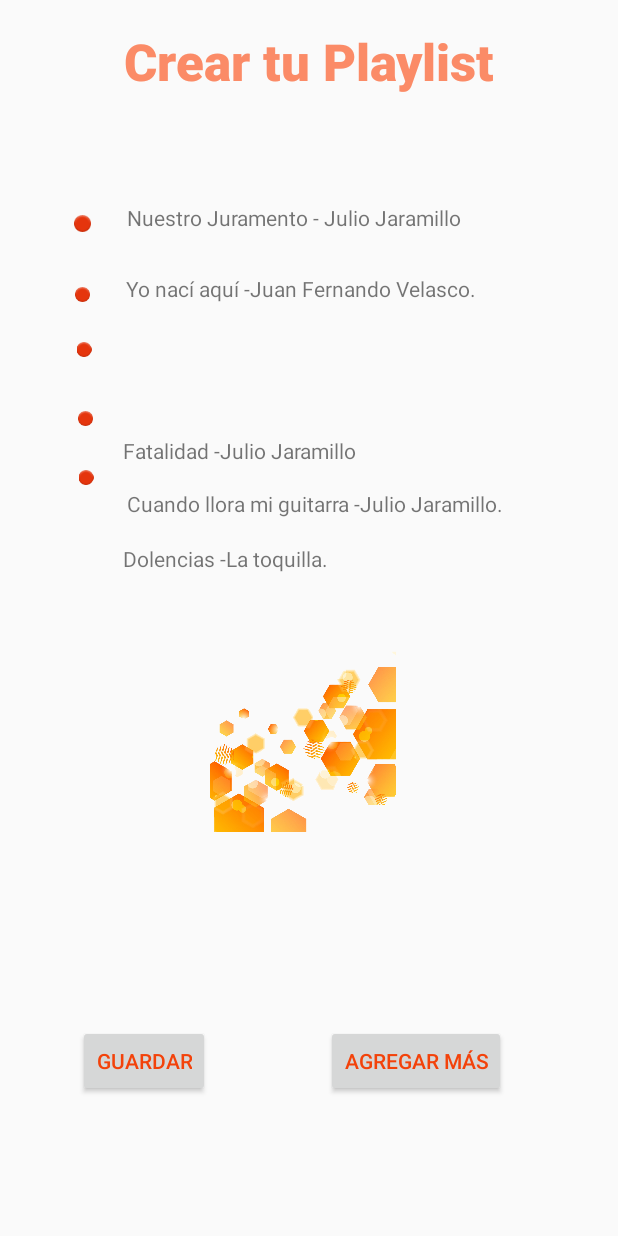
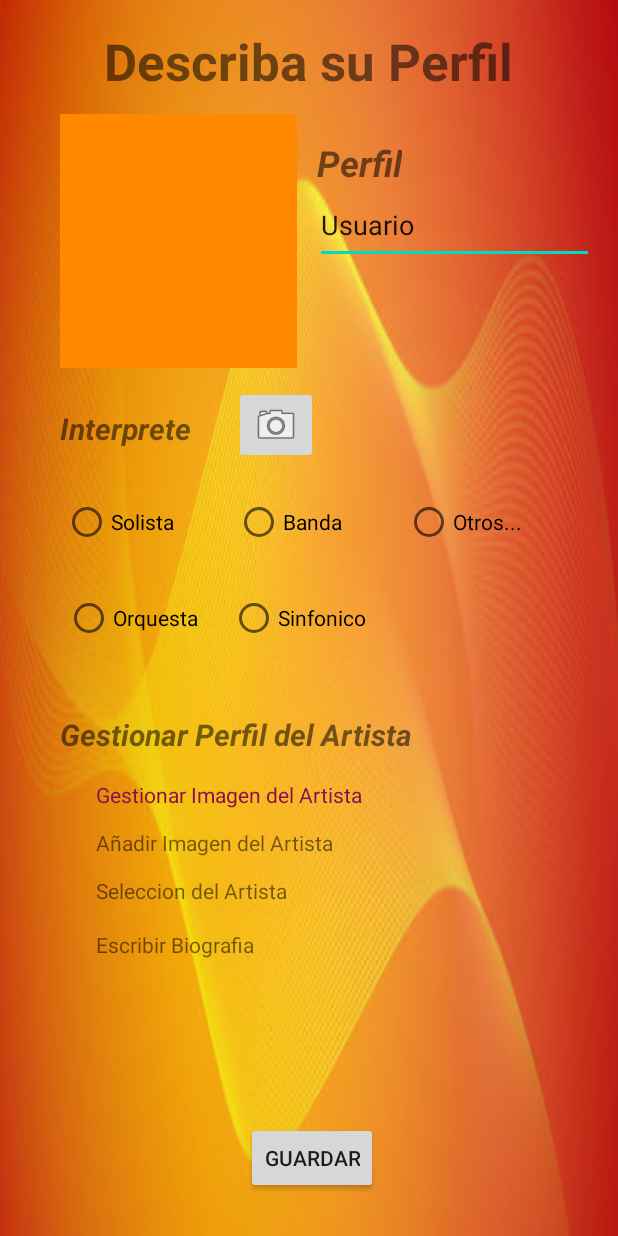
Before and after one commit to williamtocto/alaja_music, an Android app: the Agregar_Album screen opened directly, with no data from a screen before it, after a tap on "FINALIZAR", on a phone screen of 412 x 824 dp. Run offline under Robolectric (Android 15) with nearby library versions, the phone set to English and light mode, and no system bars.

Commit message:
diseño de ventana descripcion

```diff
--- a/app/src/main/AndroidManifest.xml
+++ b/app/src/main/AndroidManifest.xml
@@ -1,7 +1,7 @@
 <?xml version="1.0" encoding="utf-8"?>
 <manifest xmlns:android="http://schemas.android.com/apk/res/android"
     package="com.example.alaja_music">
-
+    <uses-feature android:name="android.hardware.camera" android:required="true"/>
     <application
         android:allowBackup="true"
         android:icon="@mipmap/ic_launcher"
@@ -9,6 +9,9 @@
         android:roundIcon="@mipmap/ic_launcher_round"
         android:supportsRtl="true"
         android:theme="@style/Theme.Alaja_music">
+        <activity
+            android:name=".Descripcion_Artista"
+            android:exported="false" />
         <activity
             android:name=".Play_List"
             android:exported="false" />
--- a/app/src/main/java/com/example/alaja_music/Agregar_Album.java
+++ b/app/src/main/java/com/example/alaja_music/Agregar_Album.java
@@ -22,7 +22,8 @@ public class Agregar_Album extends AppCompatActivity {
 
 
     public void playListV(View playList){
-        Intent window_playList= new Intent(this, Play_List.class);
+        Intent window_playList= new Intent(this, Descripcion_Artista.class);
         startActivity(window_playList);
+
     }
 }
--- /dev/null
+++ b/app/src/main/java/com/example/alaja_music/Descripcion_Artista.java
@@ -0,0 +1,43 @@
+package com.example.alaja_music;
+
+import android.content.Intent;
+import android.graphics.Bitmap;
+import android.provider.MediaStore;
+import android.support.annotation.Nullable;
+import android.support.v7.app.AppCompatActivity;
+import android.os.Bundle;
+import android.view.View;
+import android.widget.ImageButton;
+import android.widget.ImageView;
+
+public class Descripcion_Artista extends AppCompatActivity {
+
+    @Override
+    protected void onCreate(Bundle savedInstanceState) {
+        super.onCreate(savedInstanceState);
+        setContentView(R.layout.activity_descripcion_artista);
+
+        ImageButton buttonCamara=findViewById(R.id.buttonCamara);
+        buttonCamara.setOnClickListener(new View.OnClickListener() {
+            @Override
+            public void onClick(View v) {
+                Intent intentCamara= new Intent(MediaStore.ACTION_IMAGE_CAPTURE);
+                if(intentCamara.resolveActivity(getPackageManager())!=null){
+                    startActivityForResult(intentCamara,1);
+                }
+            }
+        });
+    }
+
+    @Override
+    protected void onActivityResult(int requestCode, int resultCode, @Nullable Intent data) {
+        super.onActivityResult(requestCode, resultCode, data);
+        if(requestCode==1 && resultCode==RESULT_OK){
+            Bundle bundle =data.getExtras();
+            Bitmap imagen= (Bitmap) bundle.get("data");
+
+            ImageView imageView=findViewById(R.id.imageViewCaptura);
+            imageView.setImageBitmap(imagen);
+        }
+    }
+}
--- a/app/src/main/res/layout/activity_agregar_album.xml
+++ b/app/src/main/res/layout/activity_agregar_album.xml
@@ -4,7 +4,7 @@
     xmlns:tools="http://schemas.android.com/tools"
     android:layout_width="match_parent"
     android:layout_height="match_parent"
-    android:background="@drawable/fondo_album"
+    android:background="@drawable/backgroud_orange"
     tools:context=".Agregar_Album">
 
     <ImageView
--- /dev/null
+++ b/app/src/main/res/layout/activity_descripcion_artista.xml
@@ -0,0 +1,200 @@
+<?xml version="1.0" encoding="utf-8"?>
+<android.support.constraint.ConstraintLayout xmlns:android="http://schemas.android.com/apk/res/android"
+    xmlns:app="http://schemas.android.com/apk/res-auto"
+    xmlns:tools="http://schemas.android.com/tools"
+    android:layout_width="match_parent"
+    android:layout_height="match_parent"
+    android:background="@drawable/backgroud_orange"
+    tools:context=".Descripcion_Artista">
+
+    <TextView
+        android:id="@+id/lbl_descripcion"
+        android:layout_width="wrap_content"
+        android:layout_height="wrap_content"
+        android:text="Describa su Perfil"
+        android:textSize="34sp"
+        android:textStyle="bold"
+        app:layout_constraintBottom_toBottomOf="parent"
+        app:layout_constraintEnd_toEndOf="parent"
+        app:layout_constraintHorizontal_bias="0.496"
+        app:layout_constraintStart_toStartOf="parent"
+        app:layout_constraintTop_toTopOf="parent"
+        app:layout_constraintVertical_bias="0.023" />
+
+    <TextView
+        android:id="@+id/lbl_perfil"
+        android:layout_width="wrap_content"
+        android:layout_height="wrap_content"
+        android:layout_marginTop="92dp"
+        android:layout_marginEnd="144dp"
+        android:text="Perfil"
+        android:textSize="24sp"
+        android:textStyle="bold|italic"
+        app:layout_constraintEnd_toEndOf="parent"
+        app:layout_constraintTop_toTopOf="parent" />
+
+    <EditText
+        android:id="@+id/txt_perfil_usuario"
+        android:layout_width="186dp"
+        android:layout_height="52dp"
+        android:layout_marginTop="124dp"
+        android:layout_marginEnd="16dp"
+        android:ems="10"
+        android:inputType="textPersonName"
+        android:text="Usuario"
+        app:layout_constraintEnd_toEndOf="parent"
+        app:layout_constraintTop_toTopOf="parent" />
+
+    <TextView
+        android:id="@+id/lbl_interprete"
+        android:layout_width="wrap_content"
+        android:layout_height="wrap_content"
+        android:layout_marginStart="40dp"
+        android:layout_marginTop="272dp"
+        android:text="Interprete"
+        android:textSize="20sp"
+        android:textStyle="bold|italic"
+        app:layout_constraintStart_toStartOf="parent"
+        app:layout_constraintTop_toTopOf="parent" />
+
+    <RadioButton
+        android:id="@+id/rbt_solista"
+        android:layout_width="wrap_content"
+        android:layout_height="wrap_content"
+        android:layout_marginTop="324dp"
+        android:layout_marginEnd="296dp"
+        android:minHeight="48dp"
+        android:text="Solista"
+        app:layout_constraintEnd_toEndOf="parent"
+        app:layout_constraintTop_toTopOf="parent" />
+
+    <RadioButton
+        android:id="@+id/rbt_Orquetsa"
+        android:layout_width="wrap_content"
+        android:layout_height="wrap_content"
+        android:layout_marginTop="388dp"
+        android:layout_marginEnd="280dp"
+        android:minHeight="48dp"
+        android:text="Orquesta"
+        app:layout_constraintEnd_toEndOf="parent"
+        app:layout_constraintTop_toTopOf="parent" />
+
+    <RadioButton
+        android:id="@+id/rbt_Banda"
+        android:layout_width="wrap_content"
+        android:layout_height="wrap_content"
+        android:layout_marginTop="324dp"
+        android:layout_marginEnd="184dp"
+        android:minHeight="48dp"
+        android:text="Banda"
+        app:layout_constraintEnd_toEndOf="parent"
+        app:layout_constraintTop_toTopOf="parent" />
+
+    <RadioButton
+        android:id="@+id/rbt_sinfonico"
+        android:layout_width="wrap_content"
+        android:layout_height="wrap_content"
+        android:layout_marginTop="388dp"
+        android:layout_marginEnd="168dp"
+        android:minHeight="48dp"
+        android:text="Sinfonico"
+        app:layout_constraintEnd_toEndOf="parent"
+        app:layout_constraintTop_toTopOf="parent" />
+
+    <RadioButton
+        android:id="@+id/rbt_otros"
+        android:layout_width="wrap_content"
+        android:layout_height="wrap_content"
+        android:layout_marginTop="324dp"
+        android:layout_marginEnd="64dp"
+        android:minHeight="48dp"
+        android:text="Otros..."
+        app:layout_constraintEnd_toEndOf="parent"
+        app:layout_constraintTop_toTopOf="parent" />
+
+    <TextView
+        android:id="@+id/lbl_gestion_art"
+        android:layout_width="wrap_content"
+        android:layout_height="wrap_content"
+        android:layout_marginStart="40dp"
+        android:layout_marginTop="476dp"
+        android:text="Gestionar Perfil del Artista"
+        android:textSize="20sp"
+        android:textStyle="bold|italic"
+        app:layout_constraintStart_toStartOf="parent"
+        app:layout_constraintTop_toTopOf="parent" />
+
+    <TextView
+        android:id="@+id/lbl_gestion_imagen"
+        android:layout_width="wrap_content"
+        android:layout_height="wrap_content"
+        android:layout_marginStart="64dp"
+        android:layout_marginTop="520dp"
+        android:text="Gestionar Imagen del Artista"
+        android:textColor="#880E4F"
+        android:textIsSelectable="false"
+        app:layout_constraintStart_toStartOf="parent"
+        app:layout_constraintTop_toTopOf="parent" />
+
+    <TextView
+        android:id="@+id/lbl_añadir_img"
+        android:layout_width="wrap_content"
+        android:layout_height="wrap_content"
+        android:layout_marginStart="64dp"
+        android:layout_marginTop="552dp"
+        android:text="Añadir Imagen del Artista"
+        app:layout_constraintStart_toStartOf="parent"
+        app:layout_constraintTop_toTopOf="parent" />
+
+    <TextView
+        android:id="@+id/lbl_seleccion_art"
+        android:layout_width="wrap_content"
+        android:layout_height="wrap_content"
+        android:layout_marginStart="64dp"
+        android:layout_marginTop="584dp"
+        android:text="Seleccion del Artista"
+        app:layout_constraintStart_toStartOf="parent"
+        app:layout_constraintTop_toTopOf="parent" />
+
+    <TextView
+        android:id="@+id/lbl_biografia"
+        android:layout_width="wrap_content"
+        android:layout_height="wrap_content"
+        android:layout_marginStart="64dp"
+        android:layout_marginTop="620dp"
+        android:text="Escribir Biografia"
+        app:layout_constraintStart_toStartOf="parent"
+        app:layout_constraintTop_toTopOf="parent" />
+
+    <Button
+        android:id="@+id/button8"
+        android:layout_width="wrap_content"
+        android:layout_height="wrap_content"
+        android:layout_marginEnd="160dp"
+        android:layout_marginBottom="28dp"
+        android:text="GUARDAR"
+        app:layout_constraintBottom_toBottomOf="parent"
+        app:layout_constraintEnd_toEndOf="parent" />
+
+    <ImageView
+        android:id="@+id/imageViewCaptura"
+        android:layout_width="158dp"
+        android:layout_height="169dp"
+        android:layout_marginStart="40dp"
+        android:layout_marginTop="76dp"
+        android:background="@android:color/holo_orange_dark"
+        app:layout_constraintStart_toStartOf="parent"
+        app:layout_constraintTop_toTopOf="parent"
+        tools:srcCompat="@tools:sample/avatars" />
+
+    <ImageButton
+        android:id="@+id/buttonCamara"
+        android:layout_width="wrap_content"
+        android:layout_height="wrap_content"
+        android:layout_marginStart="156dp"
+        android:layout_marginTop="12dp"
+        app:layout_constraintStart_toStartOf="parent"
+        app:layout_constraintTop_toBottomOf="@+id/imageViewCaptura"
+        app:srcCompat="@android:drawable/ic_menu_camera"
+        tools:ignore="SpeakableTextPresentCheck" />
+</android.support.constraint.ConstraintLayout>
```
Also changed, not shown: app/src/main/res/drawable/backgroud_orange.jpg (added).
